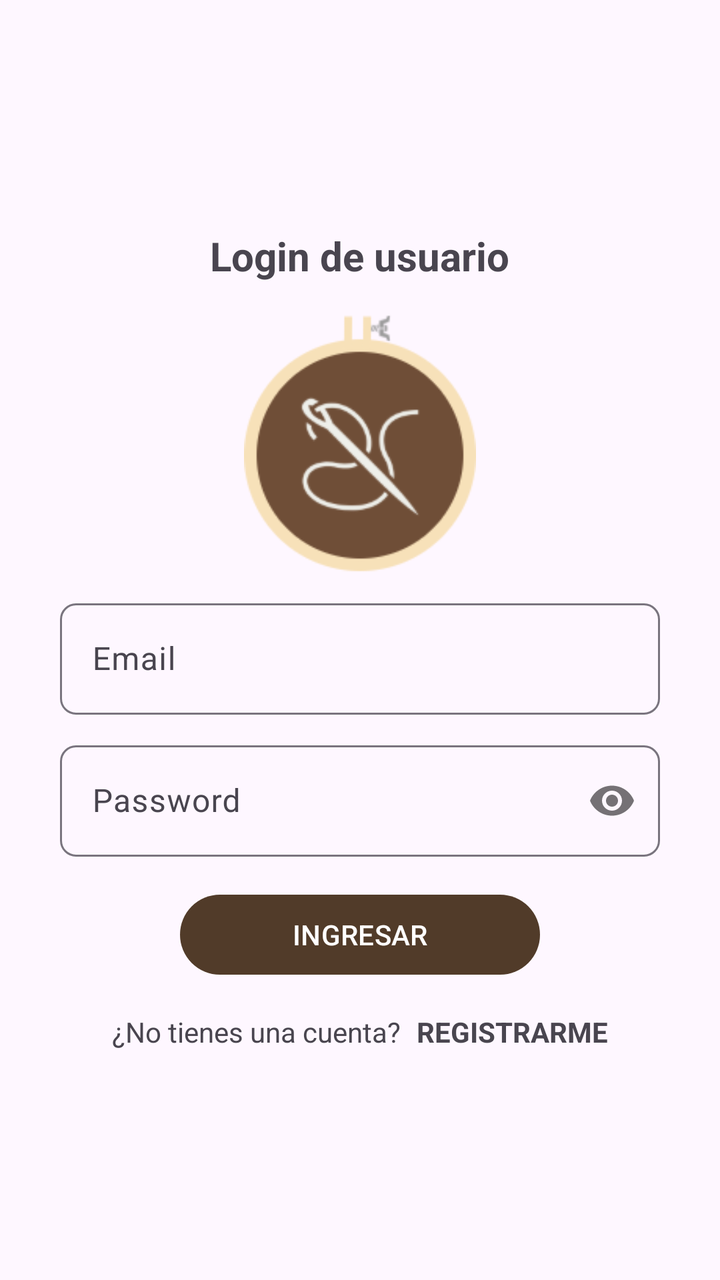
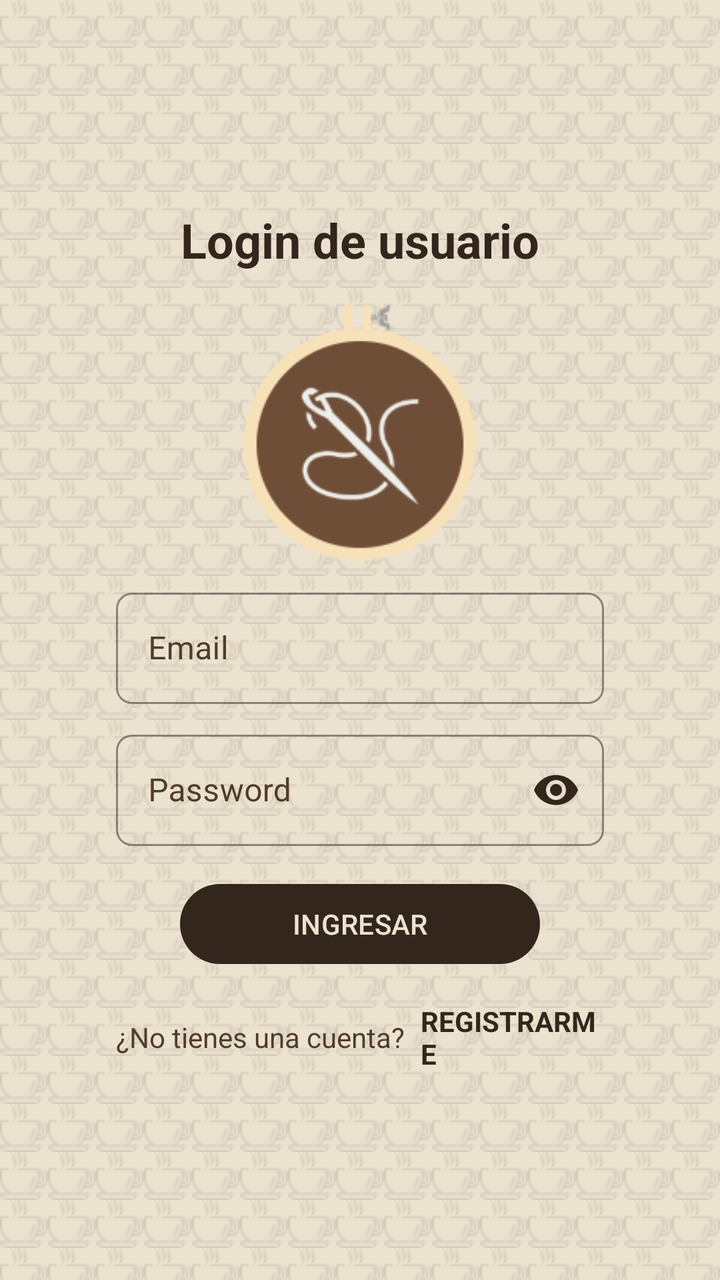

Before-and-after screenshots of an Android layout around one commit, followed by the original layout XML and the change that was made.
<!-- AndroidManifest.xml: application theme Theme.AppLaCasaDelBordadito -->
<!-- res/layout/activity_login_email.xml -->
<?xml version="1.0" encoding="utf-8"?>
<RelativeLayout xmlns:android="http://schemas.android.com/apk/res/android"
    xmlns:app="http://schemas.android.com/apk/res-auto"
    xmlns:tools="http://schemas.android.com/tools"
    android:id="@+id/main"
    android:layout_width="match_parent"
    android:layout_height="match_parent"
    tools:context=".Opciones_Login.Login_email">

    <androidx.appcompat.widget.LinearLayoutCompat
        android:layout_width="match_parent"
        android:layout_height="match_parent"
        android:gravity="center"
        android:orientation="vertical"
        android:padding="30dp">

        <TextView
            android:layout_width="wrap_content"
            android:layout_height="wrap_content"
            android:text="@string/Txt_login"
            android:textSize="20sp"
            android:textStyle="bold" />

        <ImageView
            android:layout_width="130dp"
            android:layout_height="130dp"
            android:layout_marginTop="15dp"
            android:src="@drawable/login" />

        
        <com.google.android.material.textfield.TextInputLayout
            android:layout_width="match_parent"
            android:layout_height="wrap_content"
            android:layout_marginTop="10dp"
            app:boxCornerRadiusBottomEnd="8dp"
            app:boxCornerRadiusBottomStart="8dp"
            app:boxCornerRadiusTopEnd="8dp"
            app:boxCornerRadiusTopStart="8dp">

            <EditText
                android:id="@+id/Et_email"
                android:layout_width="match_parent"
                android:layout_height="wrap_content"
                android:hint="@string/Et_email"
                android:inputType="textEmailAddress" />
        </com.google.android.material.textfield.TextInputLayout>

        
        <com.google.android.material.textfield.TextInputLayout
            android:layout_width="match_parent"
            android:layout_height="wrap_content"
            android:layout_marginTop="10dp"
            app:boxCornerRadiusBottomEnd="8dp"
            app:boxCornerRadiusBottomStart="8dp"
            app:boxCornerRadiusTopEnd="8dp"
            app:boxCornerRadiusTopStart="8dp"
            app:passwordToggleEnabled="true">

            <EditText
                android:id="@+id/Et_password"
                android:layout_width="match_parent"
                android:layout_height="wrap_content"
                android:hint="@string/Et_password"
                android:inputType="textPassword" />
        </com.google.android.material.textfield.TextInputLayout>

        
        <com.google.android.material.button.MaterialButton
            android:id="@+id/Btn_ingresar"
            android:layout_width="180dp"
            android:layout_height="wrap_content"
            android:layout_marginTop="15dp"
            android:text="@string/Btn_ingresar"
            android:textAllCaps="true"
            app:backgroundTint="@color/brown" />

        <androidx.appcompat.widget.LinearLayoutCompat
            android:layout_width="match_parent"
            android:layout_height="wrap_content"
            android:layout_marginTop="15dp"
            android:gravity="center"
            android:orientation="horizontal">

            <TextView
                android:layout_width="wrap_content"
                android:layout_height="wrap_content"
                android:text="@string/Txt_no_cuenta" />

            <TextView
                android:id="@+id/Txt_registrarme"
                android:layout_width="wrap_content"
                android:layout_height="wrap_content"
                android:layout_marginStart="8dp"
                android:text="@string/Txt_registrarme"
                android:textStyle="bold" />
        </androidx.appcompat.widget.LinearLayoutCompat>
    </androidx.appcompat.widget.LinearLayoutCompat>

</RelativeLayout>
<!-- resources referenced by this layout -->
<resources>
  <color name="brown">#513B29</color>
  <!-- drawable login: png bitmap (drawable, 57819 bytes) -->
  <string name="Btn_ingresar">Ingresar</string>
  <string name="Et_email">Email</string>
  <string name="Et_password">Password</string>
  <string name="Txt_login">Login de usuario</string>
  <string name="Txt_no_cuenta">¿No tienes una cuenta?</string>
  <string name="Txt_registrarme">REGISTRARME</string>
  <style name="Theme.AppLaCasaDelBordadito" parent="Base.Theme.AppLaCasaDelBordadito" />
  <style name="Base.Theme.AppLaCasaDelBordadito" parent="Theme.Material3.DayNight.NoActionBar">
          
          
      </style>
</resources>

<!-- the commit's change to res/layout/activity_login_email.xml (unified diff, before → after) -->
@@ -5,6 +5,8 @@
     android:id="@+id/main"
     android:layout_width="match_parent"
     android:layout_height="match_parent"
+    android:background="@drawable/fondo_final_login"
+    android:padding="28dp"
     tools:context=".Opciones_Login.Login_email">
 
     <androidx.appcompat.widget.LinearLayoutCompat
@@ -18,8 +20,9 @@
             android:layout_width="wrap_content"
             android:layout_height="wrap_content"
             android:text="@string/Txt_login"
-            android:textSize="20sp"
-            android:textStyle="bold" />
+            android:textSize="24sp"
+            android:textStyle="bold"
+            android:textColor="@color/dark_coffee" />
 
         <ImageView
             android:layout_width="130dp"
@@ -32,17 +35,24 @@
             android:layout_width="match_parent"
             android:layout_height="wrap_content"
             android:layout_marginTop="10dp"
+            style="@style/Widget.MaterialComponents.TextInputLayout.OutlinedBox"
             app:boxCornerRadiusBottomEnd="8dp"
             app:boxCornerRadiusBottomStart="8dp"
             app:boxCornerRadiusTopEnd="8dp"
-            app:boxCornerRadiusTopStart="8dp">
+            app:boxCornerRadiusTopStart="8dp"
+            app:boxStrokeColor="@color/dark_coffee"
+            app:hintTextColor="@color/brown"
+            android:textColorHint="@color/brown"
+            app:boxBackgroundColor="@android:color/transparent">
 
-            <EditText
+            <com.google.android.material.textfield.TextInputEditText
                 android:id="@+id/Et_email"
                 android:layout_width="match_parent"
                 android:layout_height="wrap_content"
                 android:hint="@string/Et_email"
-                android:inputType="textEmailAddress" />
+                android:inputType="textEmailAddress"
+                android:textColor="@color/dark_coffee"/>
+
         </com.google.android.material.textfield.TextInputLayout>
 
         
@@ -50,18 +60,26 @@
             android:layout_width="match_parent"
             android:layout_height="wrap_content"
             android:layout_marginTop="10dp"
+            style="@style/Widget.MaterialComponents.TextInputLayout.OutlinedBox"
             app:boxCornerRadiusBottomEnd="8dp"
             app:boxCornerRadiusBottomStart="8dp"
             app:boxCornerRadiusTopEnd="8dp"
             app:boxCornerRadiusTopStart="8dp"
-            app:passwordToggleEnabled="true">
+            app:boxStrokeColor="@color/dark_coffee"
+            app:hintTextColor="@color/brown"
+            android:textColorHint="@color/brown"
+            app:boxBackgroundColor="@android:color/transparent"
+            app:passwordToggleEnabled="true"
+            app:passwordToggleTint="@color/dark_coffee">
 
-            <EditText
+            <com.google.android.material.textfield.TextInputEditText
                 android:id="@+id/Et_password"
                 android:layout_width="match_parent"
                 android:layout_height="wrap_content"
                 android:hint="@string/Et_password"
-                android:inputType="textPassword" />
+                android:inputType="textPassword"
+                android:textColor="@color/dark_coffee" />
+
         </com.google.android.material.textfield.TextInputLayout>
 
         
@@ -72,7 +90,8 @@
             android:layout_marginTop="15dp"
             android:text="@string/Btn_ingresar"
             android:textAllCaps="true"
-            app:backgroundTint="@color/brown" />
+            android:textColor="@color/bone"
+            app:backgroundTint="@color/dark_coffee"/>
 
         <androidx.appcompat.widget.LinearLayoutCompat
             android:layout_width="match_parent"
@@ -84,7 +103,9 @@
             <TextView
                 android:layout_width="wrap_content"
                 android:layout_height="wrap_content"
-                android:text="@string/Txt_no_cuenta" />
+                android:text="@string/Txt_no_cuenta"
+                android:textColor="@color/brown"
+                />
 
             <TextView
                 android:id="@+id/Txt_registrarme"
@@ -92,7 +113,8 @@
                 android:layout_height="wrap_content"
                 android:layout_marginStart="8dp"
                 android:text="@string/Txt_registrarme"
-                android:textStyle="bold" />
+                android:textStyle="bold"
+                android:textColor="@color/dark_coffee"/>
         </androidx.appcompat.widget.LinearLayoutCompat>
     </androidx.appcompat.widget.LinearLayoutCompat>
 
<!-- resource entries referenced after the edit -->
@@ -1,6 +1,24 @@
 <!-- resources referenced by this layout -->
 <resources>
+  <color name="bone">#ECE2D0</color>
   <color name="brown">#513B29</color>
+  <color name="dark_coffee">#33261D</color>
+  <!-- drawable fondo_final_login (drawable) -->
+  <?xml version="1.0" encoding="utf-8"?>
+  <layer-list xmlns:android="http://schemas.android.com/apk/res/android">
+  
+      <item android:drawable="@color/bone" />
+  
+      <item>
+          <bitmap
+              android:src="@drawable/ic_coffee_cup"
+              android:tileMode="repeat"
+              android:alpha="0.1"
+              android:gravity="center"
+              android:tileModeX="repeat"
+              android:tileModeY="repeat" />
+      </item>
+  </layer-list>
   <!-- drawable login: png bitmap (drawable, 57819 bytes) -->
   <string name="Btn_ingresar">Ingresar</string>
   <string name="Et_email">Email</string>
@@ -9,6 +27,7 @@
   <string name="Txt_no_cuenta">¿No tienes una cuenta?</string>
   <string name="Txt_registrarme">REGISTRARME</string>
   <style name="Theme.AppLaCasaDelBordadito" parent="Base.Theme.AppLaCasaDelBordadito" />
+  <!-- drawable ic_coffee_cup: png bitmap (drawable, 667 bytes) -->
   <style name="Base.Theme.AppLaCasaDelBordadito" parent="Theme.Material3.DayNight.NoActionBar">
           
           
